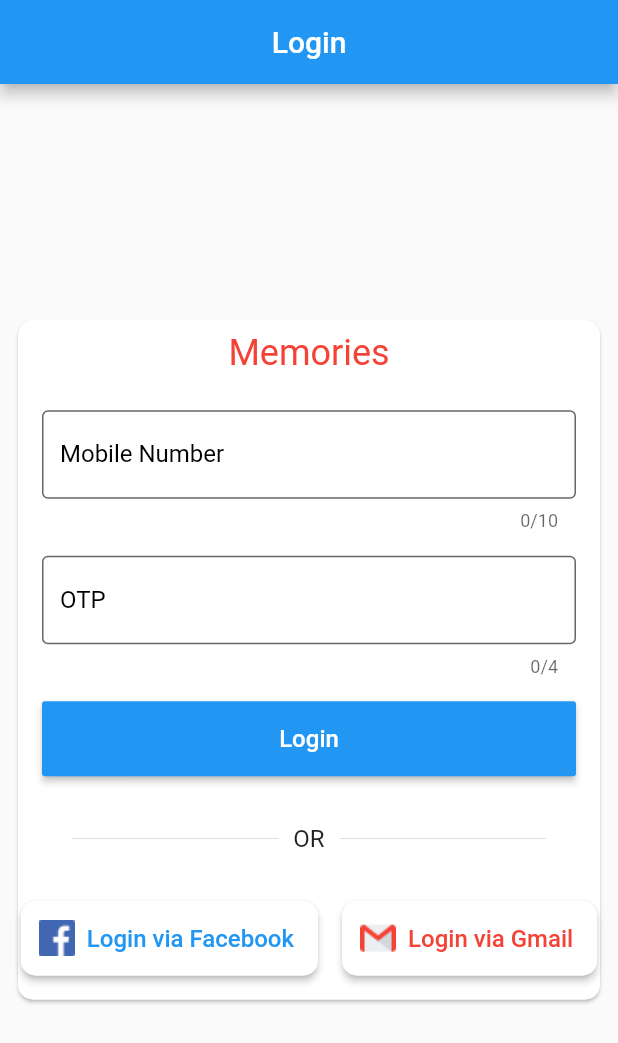
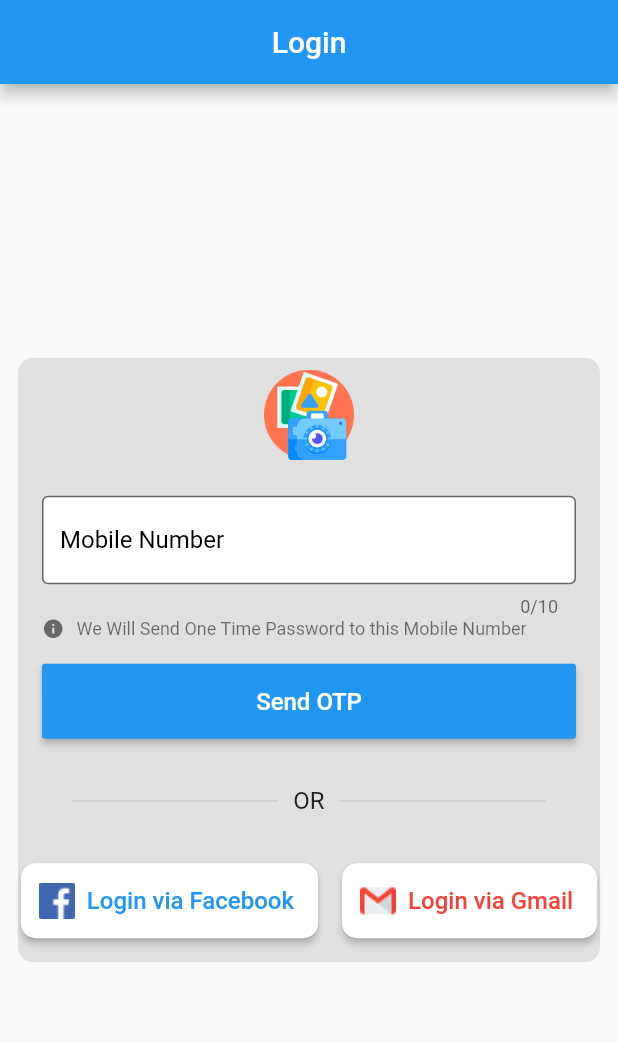
Before and after one commit to ajayhack/memories, a Flutter app: the screen it shows after launch, on a phone screen of 412 x 824 dp. Shown: the top 1043 px of the screen. Run offline on Flutter 3.47's test engine with Material 2 defaults, Android fonts, the phone set to English and light mode, and no system bars; our stand-ins replace firebase_auth, firebase_core, fluttertoast, google_sign_in; missing offline and left inert: device_apps, flutter_facebook_login, scroll_app_bar; accounts and stored records are empty.

Commit message:
1.Facebook Social Login and Gmail Social Login Integrated.

```diff
--- a/lib/main.dart
+++ b/lib/main.dart
@@ -1,8 +1,11 @@
+import 'package:firebase_core/firebase_core.dart';
 import 'package:flutter/material.dart';
 import 'package:memories/screens/login.dart';
 
 Future<void> main() async {
-  /*WidgetsFlutterBinding.ensureInitialized();
+  WidgetsFlutterBinding.ensureInitialized();
+  await Firebase.initializeApp();
+  /*
   SharedPreferences prefs = await SharedPreferences.getInstance();
   var loginStatus = prefs.getInt('isLogin') ?? 1;
   print(loginStatus);*/
--- a/lib/screens/login.dart
+++ b/lib/screens/login.dart
@@ -1,10 +1,10 @@
-import 'dart:convert';
-
+import 'package:device_apps/device_apps.dart';
+import 'package:firebase_auth/firebase_auth.dart';
+import 'package:firebase_core/firebase_core.dart';
 import 'package:flutter/material.dart';
 import 'package:flutter_facebook_login/flutter_facebook_login.dart';
 import 'package:fluttertoast/fluttertoast.dart';
 import 'package:google_sign_in/google_sign_in.dart';
-import 'package:http/http.dart' as http;
 import 'package:memories/screens/dashboard.dart';
 
 class Login extends StatefulWidget {
@@ -18,29 +18,12 @@ class UserLoginScreen extends State<Login> {
   static final FacebookLogin facebookSignIn = new FacebookLogin();
   final mobileNumberController = TextEditingController();
   final otpController = TextEditingController();
-
-  GoogleSignInAccount _currentUser;
-  String _contactText;
-
-  GoogleSignIn _googleSignIn = GoogleSignIn(
-    scopes: <String>[
-      'email',
-      'https://www.googleapis.com/auth/contacts.readonly',
-    ],
-  );
+  final FirebaseAuth _auth = FirebaseAuth.instance;
+  final GoogleSignIn googleSignIn = GoogleSignIn();
 
   @override
   void initState() {
     super.initState();
-    _googleSignIn.onCurrentUserChanged.listen((GoogleSignInAccount account) {
-      setState(() {
-        _currentUser = account;
-      });
-      if (_currentUser != null) {
-        _handleGetContact();
-      }
-    });
-    _googleSignIn.signInSilently();
   }
 
   @override
@@ -62,30 +45,23 @@ class UserLoginScreen extends State<Login> {
     return Center(
       child: SingleChildScrollView(
         child: Column(
-          mainAxisAlignment: MainAxisAlignment.center,
           children: <Widget>[
             Padding(
               padding: EdgeInsets.only(left: 8, top: 0, right: 8, bottom: 0),
               child: Card(
+                elevation: 0,
                 shape: RoundedRectangleBorder(
                     borderRadius: BorderRadius.circular(10.0)),
-                color: Colors.white,
+                color: Colors.grey.shade300,
                 child: Column(
-                  mainAxisAlignment: MainAxisAlignment.center,
-                  crossAxisAlignment: CrossAxisAlignment.center,
                   children: <Widget>[
                     Padding(
                         padding: EdgeInsets.all(8.0),
-                      child: Text(
-                        'Memories',
-                        textDirection: TextDirection.ltr,
-                        style: TextStyle(
-                          fontSize: 24.0,
-                          fontStyle: FontStyle.normal,
-                          color: Colors.red,
-                        ),
-                      ),
-                    ),
+                        child: Image.asset(
+                          "assets/images/memories.png",
+                          height: 60,
+                          width: 60,
+                        )),
                     Padding(
                       padding: EdgeInsets.only(
                           left: 16, top: 16, right: 16, bottom: 0),
@@ -99,25 +75,26 @@ class UserLoginScreen extends State<Login> {
                             fillColor: Colors.white,
                             filled: true,
                             labelText: 'Mobile Number',
+                            prefixText: "+91",
                             labelStyle: TextStyle(color: Colors.black)),
                       ),
                     ),
                     Padding(
                       padding: EdgeInsets.only(
-                          left: 16, top: 16, right: 16, bottom: 0),
-                      child: TextField(
-                        obscureText: true,
-                        maxLength: 4,
-                        controller: otpController,
-                        style: TextStyle(color: Colors.black, fontSize: 16.0),
-                        keyboardType: TextInputType.text,
-                        decoration: InputDecoration(
-                            border: OutlineInputBorder(),
-                            fillColor: Colors.white,
-                            filled: true,
-                            labelText: 'OTP',
-                            labelStyle: TextStyle(color: Colors.black)),
+                          left: 16, top: 0, right: 16, bottom: 0),
+                      child: Row(children: <Widget>[
+                        Icon(Icons.info, color: Colors.black54, size: 15),
+                        SizedBox(width: 8.0),
+                        Text(
+                          'We Will Send One Time Password to this Mobile Number',
+                          textDirection: TextDirection.ltr,
+                          style: TextStyle(
+                            fontSize: 12.0,
+                            fontStyle: FontStyle.normal,
+                            color: Colors.black54,
                           ),
+                        ),
+                      ]),
                     ),
                     Padding(
                       padding: EdgeInsets.only(
@@ -132,7 +109,7 @@ class UserLoginScreen extends State<Login> {
                             //doLogin();
                           },
                           child: Text(
-                            'Login',
+                            'Send OTP',
                             textDirection: TextDirection.ltr,
                             style: TextStyle(
                                 fontSize: 16.0, fontStyle: FontStyle.normal),
@@ -223,8 +200,9 @@ class UserLoginScreen extends State<Login> {
 
   //Below method is used to start login via Facebook:-
   Future<Null> _facebookLogin() async {
+    bool isInstalled = await DeviceApps.isAppInstalled('com.facebook.katana');
+    if (isInstalled) {
       final FacebookLoginResult result = await facebookSignIn.logIn(['email']);
-
       switch (result.status) {
         case FacebookLoginStatus.loggedIn:
           final FacebookAccessToken accessToken = result.accessToken;
@@ -249,20 +227,55 @@ class UserLoginScreen extends State<Login> {
               Colors.white);
           break;
       }
+    } else {
+      print("Login via Facebook not possible");
+    }
   }
 
   //Below method is used to make social login via GMAIL:-
   Future<void> _gmailLogin() async {
     try {
-      await _googleSignIn
-          .signIn()
-          .then((value) =>
-          showToast(
-              'Login Success via a Gmail.', Colors.green, Colors.white))
-          .then((value) => navigateUser(Dashboard()));
+      signInWithGoogle().then((value) =>
+          showToast('Login Success via a Gmail.', Colors.green, Colors.white));
+      /*.then((value) => navigateUser(Dashboard()));*/
     } catch (error) {
       print(error);
     }
+  }
+
+  //Below method is used to signInWithGoogle using Firebase :-
+  Future<String> signInWithGoogle() async {
+    await Firebase.initializeApp();
+
+    final GoogleSignInAccount googleSignInAccount = await googleSignIn.signIn();
+    final GoogleSignInAuthentication googleSignInAuthentication =
+    await googleSignInAccount.authentication;
+
+    final AuthCredential credential = GoogleAuthProvider.credential(
+      accessToken: googleSignInAuthentication.accessToken,
+      idToken: googleSignInAuthentication.idToken,
+    );
+
+    final UserCredential authResult =
+    await _auth.signInWithCredential(credential);
+    final User user = authResult.user;
+    showToast("Name:- " + user.displayName + "\n" + "Email:- " + user.email,
+        Colors.green, Colors.white);
+    if (user != null) {
+      assert(!user.isAnonymous);
+      assert(await user.getIdToken() != null);
+
+      final User currentUser = _auth.currentUser;
+      assert(user.uid == currentUser.uid);
+
+      print('signInWithGoogle succeeded: $user');
+      showToast("Name:- " + user.displayName + "\n" + "Email:- " + user.email,
+          Colors.green, Colors.white);
+
+      return '$user';
+    }
+
+    return null;
   }
 
   //Below method is used to show Toast Message in App:-
@@ -277,56 +290,6 @@ class UserLoginScreen extends State<Login> {
         fontSize: 16.0);
   }
 
-  Future<void> _handleGetContact() async {
-    setState(() {
-      _contactText = "Loading contact info...";
-    });
-
-    final http.Response response = await http.get(
-      'https://people.googleapis.com/v1/people/me/connections'
-          '?requestMask.includeField=person.names',
-      headers: await _currentUser.authHeaders,
-    );
-    if (response.statusCode != 200) {
-      setState(() {
-        _contactText = "People API gave a ${response.statusCode} "
-            "response. Check logs for details.";
-      });
-      print('People API ${response.statusCode} response: ${response.body}');
-      return;
-    }
-    final Map<String, dynamic> data = json.decode(response.body);
-    final String namedContact = _pickFirstNamedContact(data);
-    setState(() {
-      if (namedContact != null) {
-        _contactText = "I see you know $namedContact!";
-      } else {
-        _contactText = "No contacts to display.";
-      }
-    });
-  }
-
-  String _pickFirstNamedContact(Map<String, dynamic> data) {
-    final List<dynamic> connections = data['connections'];
-    final Map<String, dynamic> contact = connections?.firstWhere(
-          (dynamic contact) => contact['names'] != null,
-      orElse: () => null,
-    );
-    if (contact != null) {
-      final Map<String, dynamic> name = contact['names'].firstWhere(
-            (dynamic name) => name['displayName'] != null,
-        orElse: () => null,
-      );
-      if (name != null) {
-        return name['displayName'];
-      }
-    }
-    return null;
-  }
-
-  //Below method is used to sign out user from gmail login:-
-  Future<void> _gmailSignOut() => _googleSignIn.disconnect();
-
   //Below method is used to navigate user to Dashboard Screen:-
   navigateUser(Widget screen) {
     Navigator.pushReplacement(
--- a/pubspec.yaml
+++ b/pubspec.yaml
@@ -46,9 +46,14 @@ dependencies:
 
   #The Following Dependency is used to make social login via a GMAIL in app:-
   google_sign_in: ^4.5.5
+  firebase_core: ^0.5.0
+  firebase_auth: ^0.18.0+1
 
   #The Following Dependency is used to make HTTP Calls:-
   http: ^0.12.2
+
+  #The Following Dependency is used to query all installed apps in android device:-
+  device_apps: ^1.2.0
 
 dev_dependencies:
   flutter_test:
```
Also changed, not shown: assets/images/memories.png (added), pubspec.lock, 1 other file. Lines whose indentation alone changed are shown as unchanged.
